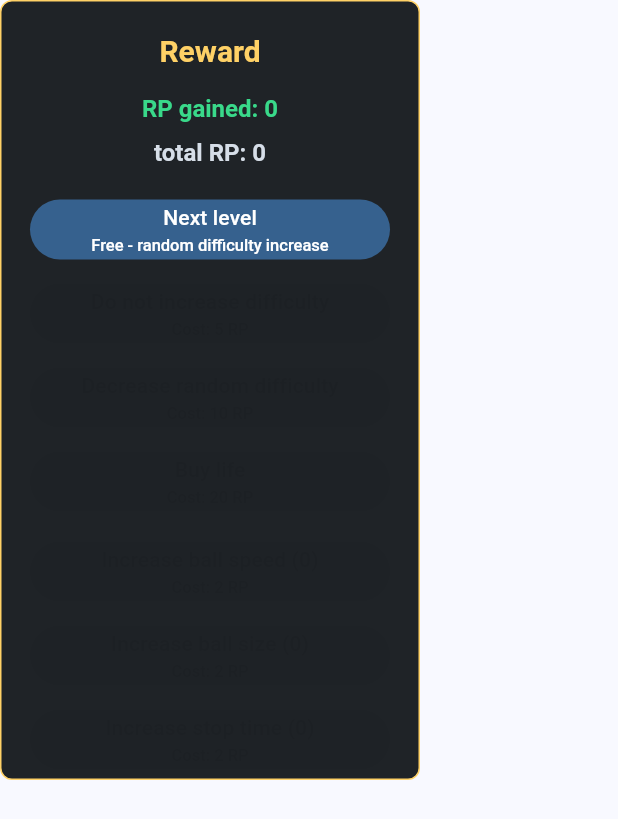
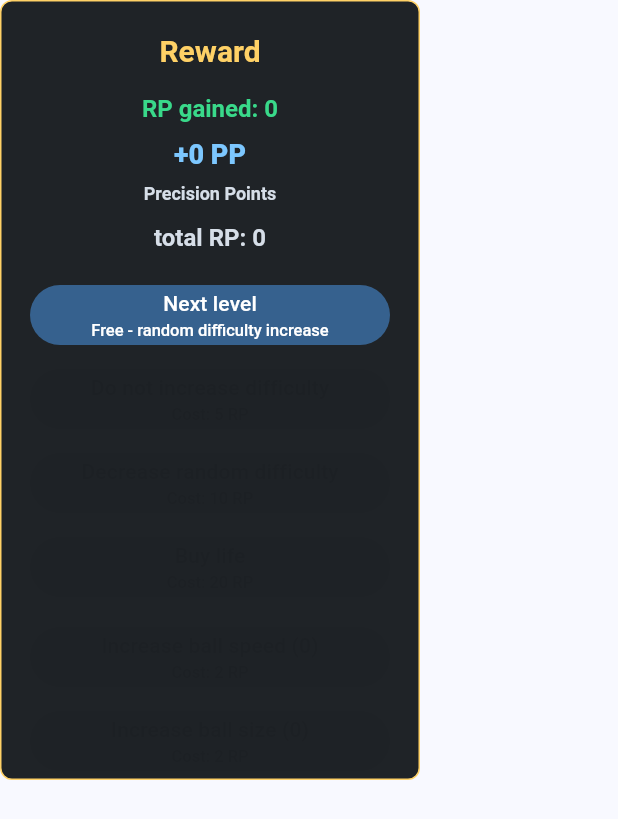
Before and after one commit to negoropo/stoppy_app, a Flutter app: the PostHitRewardOverlay widget shown alone on an empty page, opened directly with empty values, on a phone screen of 412 x 824 dp. Shown: the top 819 px of the screen. Run offline on Flutter 3.47's test engine with Material 3 defaults, Android fonts, the phone set to English and light mode, and no system bars.

Commit message:
Complete Session 8 - Precision Points

```diff
--- /dev/null
+++ b/lib/features/game/engine/precision_point_result.dart
@@ -0,0 +1,11 @@
+class PrecisionPointResult {
+  const PrecisionPointResult({
+    required this.awardedPP,
+    required this.angularDistance,
+    required this.normalizedPrecision,
+  });
+
+  final int awardedPP;
+  final double angularDistance;
+  final double normalizedPrecision;
+}
--- a/lib/features/game/widgets/post_hit_reward_overlay.dart
+++ b/lib/features/game/widgets/post_hit_reward_overlay.dart
@@ -2,6 +2,7 @@ import 'package:flutter/material.dart';
 
 import '../domain/models/difficulty_state.dart';
 import '../domain/models/reward_menu_action.dart';
+import '../engine/precision_point_result.dart';
 import '../engine/run_point_reward_result.dart';
 
 class PostHitRewardOverlay extends StatelessWidget {
@@ -9,6 +10,7 @@ class PostHitRewardOverlay extends StatelessWidget {
     super.key,
     required this.difficultyState,
     required this.rpRewardResult,
+    required this.precisionPointResult,
     required this.totalRunPoints,
     required this.onSelected,
     this.warningMessage,
@@ -16,6 +18,7 @@ class PostHitRewardOverlay extends StatelessWidget {
 
   final DifficultyState difficultyState;
   final RunPointRewardResult rpRewardResult;
+  final PrecisionPointResult precisionPointResult;
   final int totalRunPoints;
   final ValueSetter<RewardMenuAction> onSelected;
   final String? warningMessage;
@@ -68,6 +71,26 @@ class PostHitRewardOverlay extends StatelessWidget {
                 ),
               ),
               const SizedBox(height: 6),
+              Text(
+                '+${precisionPointResult.awardedPP} PP',
+                style: const TextStyle(
+                  color: Color(0xFF7CC7FF),
+                  fontSize: 18,
+                  fontWeight: FontWeight.w800,
+                  letterSpacing: 0,
+                ),
+              ),
+              const SizedBox(height: 4),
+              const Text(
+                'Precision Points',
+                style: TextStyle(
+                  color: Color(0xFFD6DEE8),
+                  fontSize: 12,
+                  fontWeight: FontWeight.w700,
+                  letterSpacing: 0,
+                ),
+              ),
+              const SizedBox(height: 10),
               Text(
                 'total RP: $totalRunPoints',
                 style: const TextStyle(
```
Also changed, not shown: lib/features/game/engine/precision_point_calculator.dart (added, +52 -0 lines), lib/features/game/game_screen.dart (+153 -13 lines), 3 other files.
